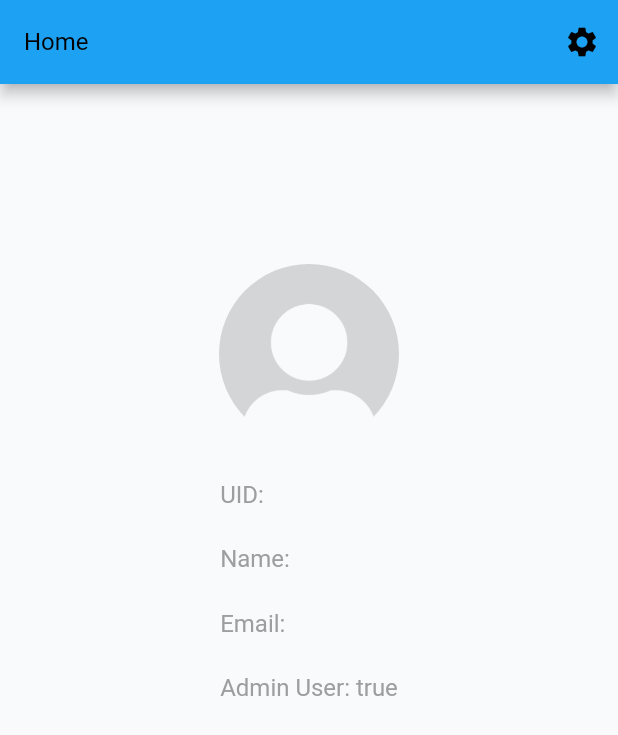
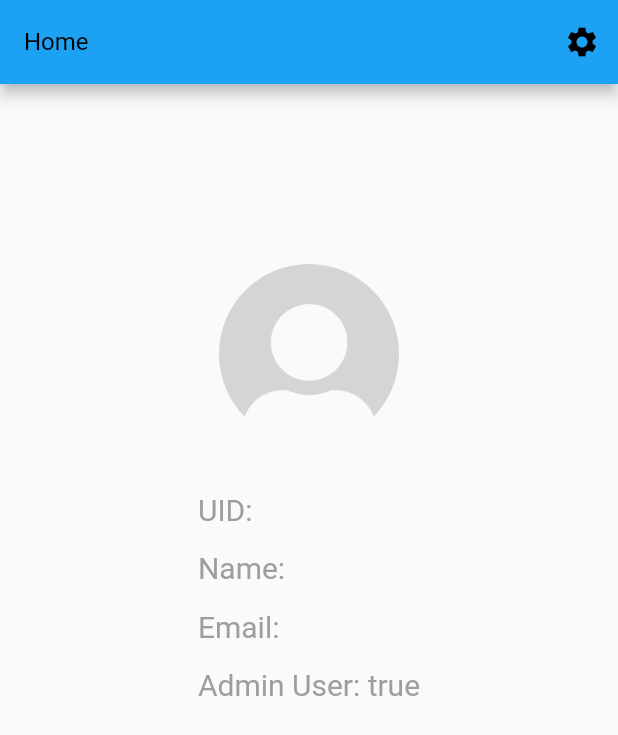
Before and after one commit to t1gu1/flutter-starter, a Flutter app: the screen it shows once a user with an empty profile is signed in, on a phone screen of 412 x 824 dp. Shown: the top 735 px of the screen. Run offline on Flutter 3.47's test engine with Material 2 defaults, Android fonts, the phone set to English and light mode, and no system bars; our stand-ins replace cloud_firestore, firebase_auth, firebase_core, get, get_storage; accounts and stored records are empty; Roboto replaces fonts that are missing (ProductSans).

Commit message:
Add array in home to reduce code & add a bit of styling

```diff
--- a/lib/screens/home.dart
+++ b/lib/screens/home.dart
@@ -9,7 +9,15 @@ class HomeScreen extends StatelessWidget {
   Widget build(BuildContext context) {
     return GetBuilder<AuthController>(
       init: AuthController(),
-      builder: (controller) => controller.firestoreUser.value!.uid == null
+      builder: (controller) {
+        final profileInfo = [
+          "${'home.uidLabel'.tr}: ${controller.firestoreUser.value!.uid}",
+          "${'home.nameLabel'.tr}: ${controller.firestoreUser.value!.name}",
+          "${'home.emailLabel'.tr}: ${controller.firestoreUser.value!.email}",
+          "${'home.adminUserLabel'.tr}: ${controller.admin.value.toString()}",
+        ];
+
+        return controller.firestoreUser.value!.uid == null
             ? Center(
                 child: CircularProgressIndicator(),
               )
@@ -34,27 +42,18 @@ class HomeScreen extends StatelessWidget {
                         crossAxisAlignment: CrossAxisAlignment.start,
                         children: <Widget>[
                           FormVerticalSpace(),
-                        Text(
-                            "${'home.uidLabel'.tr}: ${controller.firestoreUser.value!.uid}",
-                            style: TextStyle(fontSize: 16)),
-                        FormVerticalSpace(),
-                        Text(
-                            "${'home.nameLabel'.tr}: ${controller.firestoreUser.value!.name}",
-                            style: TextStyle(fontSize: 16)),
-                        FormVerticalSpace(),
-                        Text(
-                            "${'home.emailLabel'.tr}: ${controller.firestoreUser.value!.email}",
-                            style: TextStyle(fontSize: 16)),
-                        FormVerticalSpace(),
-                        Text(
-                            "${'home.adminUserLabel'.tr}: ${controller.admin.value.toString()}",
-                            style: TextStyle(fontSize: 16)),
+                          ...profileInfo.map((info) => Container(
+                                margin: EdgeInsets.all(8.0),
+                                child:
+                                    Text(info, style: TextStyle(fontSize: 20)),
+                              ))
                         ],
                       ),
                     ],
                   ),
                 ),
-            ),
+              );
+      },
     );
   }
 }
--- a/lib/screens/settings.dart
+++ b/lib/screens/settings.dart
@@ -77,6 +77,7 @@ class SettingsScreen extends StatelessWidget {
       MenuOptionsModel(
           key: "dark", value: 'settings.dark'.tr, icon: Icons.brightness_3)
     ];
+
     return GetBuilder<ThemeController>(
       builder: (controller) => ListTile(
         title: Text('settings.theme'.tr),
```
Lines whose indentation alone changed are shown as unchanged.
